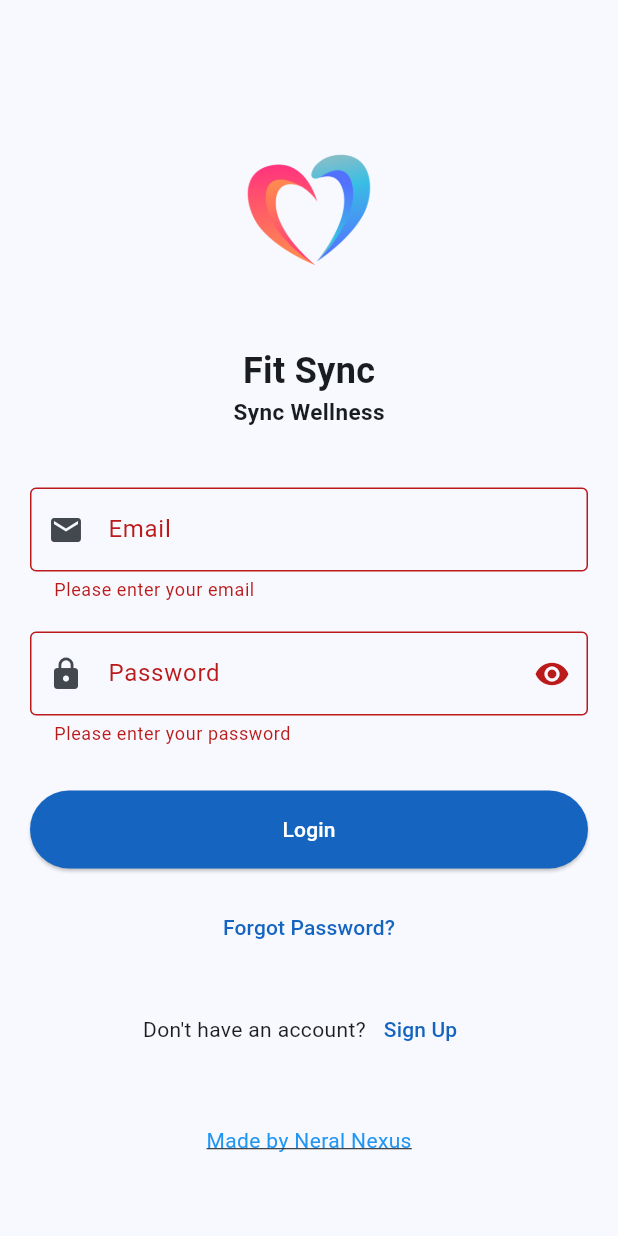
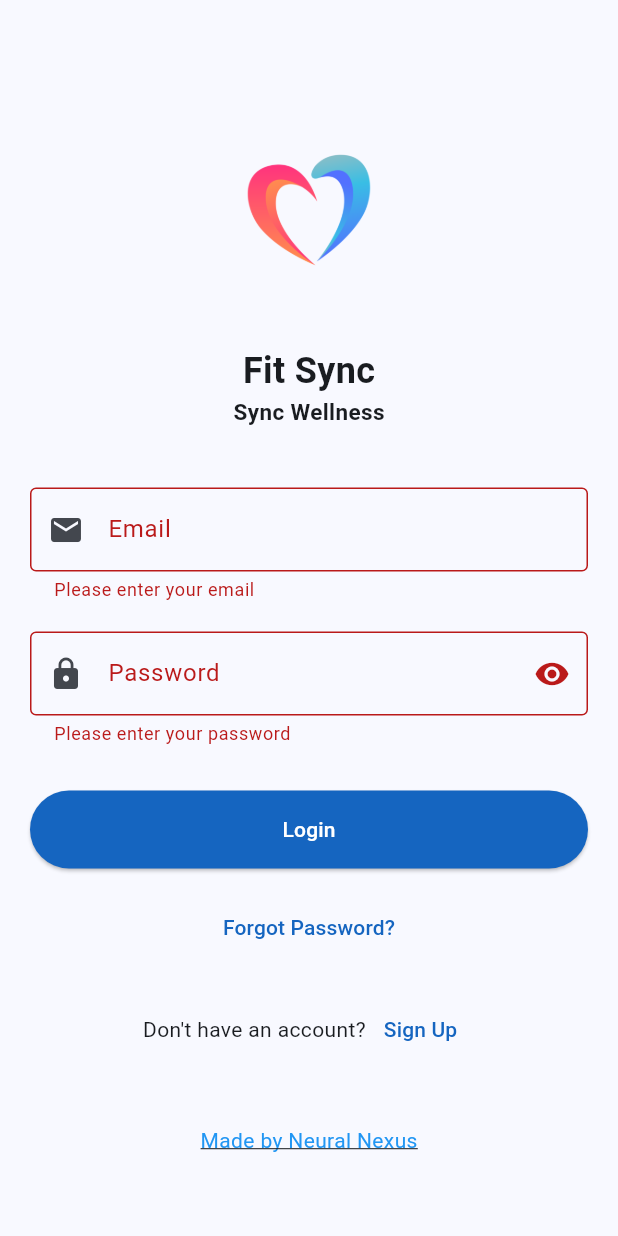
Before and after one commit to DharmikGohil013/Neural-Nexus, a Flutter app: the screen it shows after launch, after a tap on "Login", on a phone screen of 412 x 824 dp. Run offline on Flutter 3.47's test engine with Material 3 defaults, Android fonts, the light colour scheme and no system bars; our stand-ins replace font_awesome_flutter.

Commit message:
main.dart complete
best of luck

```diff
--- a/neural_nexus/lib/main.dart
+++ b/neural_nexus/lib/main.dart
@@ -1,6 +1,8 @@
 import 'package:flutter/material.dart';
 import 'package:url_launcher/url_launcher.dart'; // For launching URLs
-import 'signup.dart';
+import 'signup.dart'; // Import SignUpPage
+import 'home.dart'; // Import HomePage
+
 void main() {
   runApp(const MyApp());
 }
@@ -56,8 +58,14 @@ class _LoginPageState extends State<LoginPage> {
   Future<void> _login() async {
     if (_formKey.currentState!.validate()) {
       setState(() => _isLoading = true);
-      await Future.delayed(const Duration(seconds: 2));
+      await Future.delayed(const Duration(seconds: 2)); // Simulate network delay
       setState(() => _isLoading = false);
+
+      // Navigate to HomePage after successful login
+      Navigator.pushReplacement(
+        context,
+        MaterialPageRoute(builder: (context) => const HomePage()),
+      );
     }
   }
 
@@ -196,7 +204,7 @@ class _LoginPageState extends State<LoginPage> {
                 InkWell(
                   onTap: _launchURL,
                   child: const Text(
-                    'Made by Neral Nexus',
+                    'Made by Neural Nexus',
                     style: TextStyle(
                       fontSize: 14,
                       color: Colors.blue,
```
